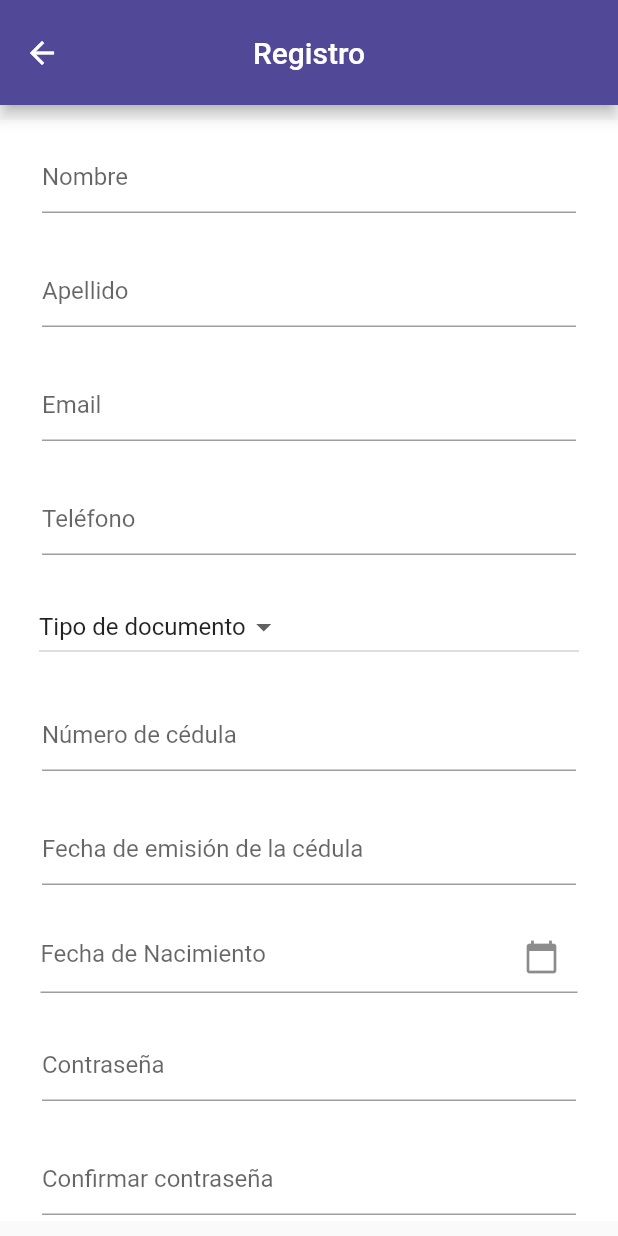
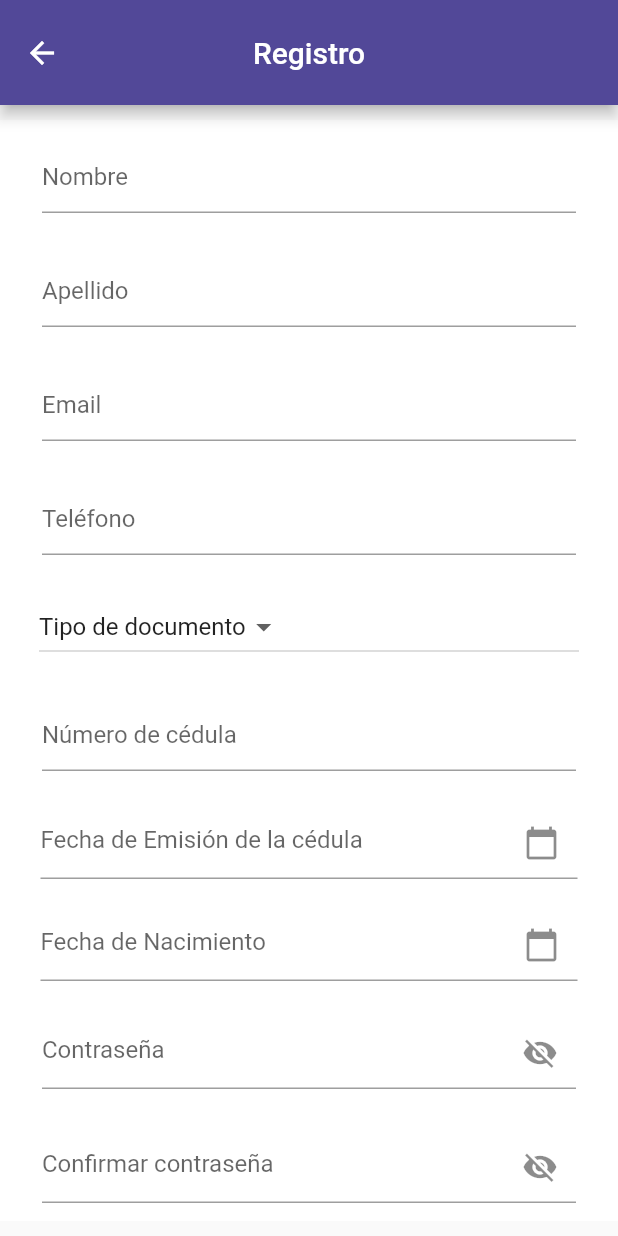
Before and after one commit to Judadimo22/edealApp, a Flutter app: the Registration screen opened directly, on a phone screen of 412 x 824 dp. Run offline on Flutter 3.47's test engine with Material 2 defaults, Android fonts, the phone set to English and light mode, and no system bars; our stand-ins replace flutter_datetime_picker, jwt_decoder, shared_preferences, velocity_x; accounts and stored records are empty.

Commit message:
Cambios formulario registro

```diff
--- a/edeal/lib/registration.dart
+++ b/edeal/lib/registration.dart
@@ -42,6 +42,24 @@ class _RegistrationState extends State<Registration> {
       setState(() {
         selectedDate = picked;
         fechaNacimientoController.text =
+            "${picked.day}/${picked.month}/${picked.year}";
+      });
+    }
+  }
+
+      Future<void> _selectDateEmisionCedula(BuildContext context) async {
+    final DateTime? picked = await DatePicker.showDatePicker(
+      context,
+      showTitleActions: true,
+      minTime: DateTime(1900),
+      maxTime: DateTime.now(),
+      locale: LocaleType.es,
+    );
+
+    if (picked != null && picked != selectedDate) {
+      setState(() {
+        selectedDate = picked;
+        emisionCedulaController.text =
             "${picked.day}/${picked.month}/${picked.year}";
       });
     }
@@ -142,6 +160,8 @@ class _RegistrationState extends State<Registration> {
     });
   }
 
+  bool _isPasswordVisible = false;
+
 
   @override
   Widget build(BuildContext context) {
@@ -239,18 +259,23 @@ class _RegistrationState extends State<Registration> {
                   ).p4().px24(),
                   ),
                   Container(
-                    margin: EdgeInsets.only(bottom: 20),
+                    margin: EdgeInsets.only(bottom: 20, left: 27, right: 27),
                     child:TextField(
                     controller: emisionCedulaController,
-                    keyboardType: TextInputType.text,
+                    readOnly: true,
                     decoration: InputDecoration(
-                        errorStyle: TextStyle(color: Colors.white),
-                        errorText: _isNotValidate ? "Enter Proper Info" : null,
-                        hintText: "Fecha de emisión de la cédula",),
-                  ).p4().px24(),
+                        hintText: 'Fecha de Emisión de la cédula',
+                        suffixIcon: IconButton(
+                    icon: Icon(Icons.calendar_today),
+                        onPressed: () {
+                        _selectDateEmisionCedula(context);
+                   },
+                  ),
+                  ),
+                  )
                   ),
                   Container(
-  margin: EdgeInsets.only(bottom: 20, left: 27, right: 27),
+                    margin:EdgeInsets.only(bottom: 20, left: 27, right: 27),
                     child:             TextField(
                     controller: fechaNacimientoController,
                     readOnly: true,
@@ -265,27 +290,49 @@ Container(
                   ),
                   )
                   ),
-
                 Container(
                     margin: EdgeInsets.only(bottom: 20),
-                    child:TextField(
+                    child: TextFormField(
                     controller: passwordController,
                     keyboardType: TextInputType.text,
+                    obscureText: !_isPasswordVisible,
                     decoration: InputDecoration(
                         errorStyle: TextStyle(color: Colors.white),
                         errorText: _isNotValidate ? "Enter Proper Info" : null,
-                        hintText: "Contraseña",),
+                        hintText: "Contraseña",
+                    suffixIcon: GestureDetector(
+                    onTap: () {
+                  setState(() {
+                      _isPasswordVisible = !_isPasswordVisible;
+                    });
+                  },
+                child: Icon(
+                _isPasswordVisible ? Icons.visibility : Icons.visibility_off,
+                ),
+                ),
+                ),
                 ).p4().px24(),
                 ),
                 Container(
                     margin: EdgeInsets.only(bottom: 20),
-                    child:TextField(
+                    child: TextFormField(
                     controller: passwordController,
                     keyboardType: TextInputType.text,
+                    obscureText: !_isPasswordVisible,
                     decoration: InputDecoration(
                         errorStyle: TextStyle(color: Colors.white),
                         errorText: _isNotValidate ? "Enter Proper Info" : null,
-                        hintText: "Confirmar contraseña",),
+                        hintText: "Confirmar contraseña",
+                    suffixIcon: GestureDetector(
+                    onTap: () {
+                  setState(() {
+                      _isPasswordVisible = !_isPasswordVisible;
+                    });
+                  },
+                child: Icon(
+                _isPasswordVisible ? Icons.visibility : Icons.visibility_off,
+                ),),
+                ),
                 ).p4().px24(),
                 ),
                   Container(
--- a/edeal/lib/views/planeacionScreen.dart
+++ b/edeal/lib/views/planeacionScreen.dart
@@ -50,7 +50,7 @@ class _PlaneacionScreenState extends State<PlaneacionScreen> {
     return Scaffold(
       backgroundColor: Color(0XFF524898),
       body: Center(
-        child: Text('${userData['phone']}'),
+        child: Text('Planeación'),
       ),
 
     );
```
Lines whose indentation alone changed are shown as unchanged.
